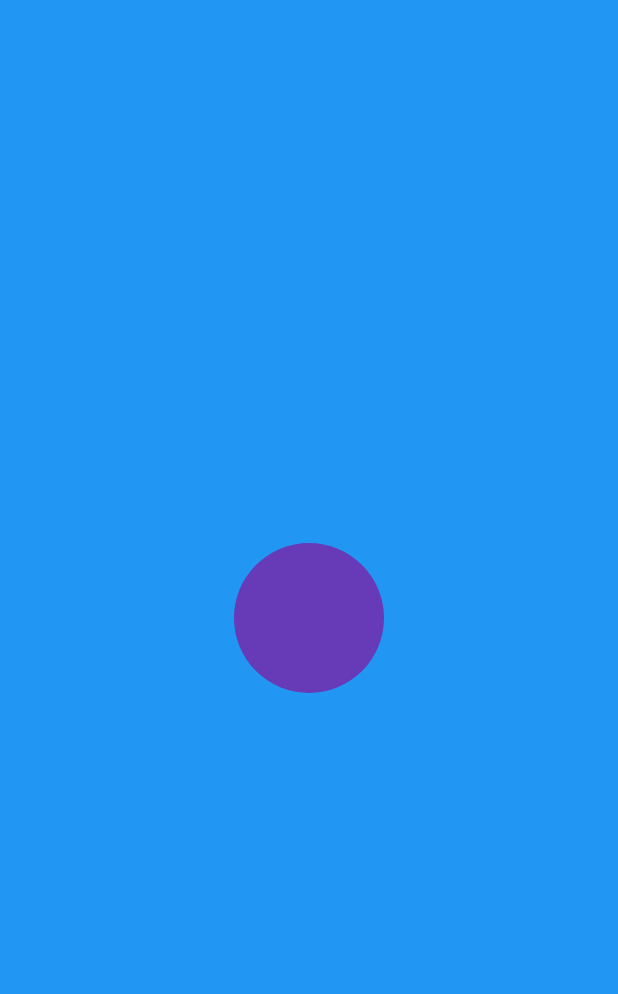
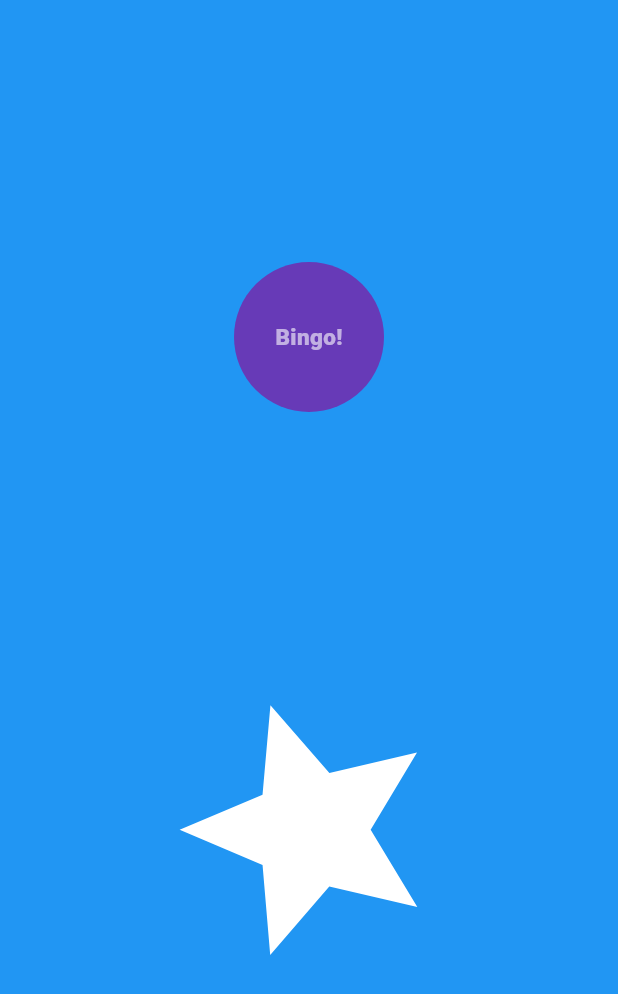
Before and after one commit to aderajeY/flutter-animation, a Flutter app: the screen it shows after launch, on a phone screen of 412 x 824 dp. Shown: the top 994 px of the screen. Run offline on Flutter 3.47's test engine with Material 3 defaults, Android fonts, the phone set to English and light mode, and no system bars.

```diff
--- a/lib/pages/home_page.dart
+++ b/lib/pages/home_page.dart
@@ -1,3 +1,5 @@
+import 'dart:math';
+
 import 'package:flutter/material.dart';
 
 class AnimationPage extends StatefulWidget {
@@ -7,7 +9,23 @@ class AnimationPage extends StatefulWidget {
   State<AnimationPage> createState() => _AnimationPageState();
 }
 
-class _AnimationPageState extends State<AnimationPage> {
+class _AnimationPageState extends State<AnimationPage>
+    with SingleTickerProviderStateMixin {
+  double _radius = 100;
+  double _fontSize = 15;
+  final Tween<double> _backgroundScale = Tween<double>(begin: 0.0, end: 1.0);
+
+  AnimationController? _startIcon;
+  @override
+  void initState() {
+    super.initState();
+    _startIcon = AnimationController(
+      vsync: this,
+      duration: const Duration(seconds: 4),
+    );
+    _startIcon!.repeat();
+  }
+
   @override
   Widget build(BuildContext context) {
     return Scaffold(
@@ -16,30 +34,82 @@ class _AnimationPageState extends State<AnimationPage> {
         clipBehavior: Clip.none,
         children: [
           _background(),
-          _circleAnimation(),
+          Column(
+            mainAxisAlignment: MainAxisAlignment.spaceEvenly,
+            mainAxisSize: MainAxisSize.max,
+            crossAxisAlignment: CrossAxisAlignment.center,
+            children: [
+              _circleAnimation(),
+              _starIcon(),
+            ],
+          )
         ],
       ),
     ));
   }
 
   Widget _background() {
-    return Container(
-      color: Colors.blue,
+    return TweenAnimationBuilder(
+      tween: _backgroundScale,
+      duration: const Duration(seconds: 2),
+      builder: (_context, double _scale, _child) {
+        return Transform.scale(
+          scale: _scale,
+          child: _child,
+        );
+      },
+      child: Container(
+        color: Colors.blue,
+      ),
     );
   }
 
   Widget _circleAnimation() {
     return Center(
       child: GestureDetector(
-        child: Container(
-          width: 100,
-          height: 100,
+        onTap: () {
+          setState(() {
+            _radius += _radius == 200 ? -100 : 100;
+            _fontSize += _radius == 200 ? 20 : -20;
+          });
+        },
+        child: AnimatedContainer(
+          duration: const Duration(seconds: 3),
+          width: _radius,
+          height: _radius,
           decoration: BoxDecoration(
-            borderRadius: BorderRadius.circular(100),
+            borderRadius: BorderRadius.circular(_radius),
             color: Colors.deepPurple,
+          ),
+          child: Center(
+            child: Text(
+              'Bingo!',
+              style: TextStyle(
+                color: Colors.white60,
+                fontSize: _fontSize,
+                fontWeight: FontWeight.w900,
+              ),
+            ),
           ),
         ),
       ),
     );
   }
+
+  Widget _starIcon() {
+    return AnimatedBuilder(
+      animation: _startIcon!.view,
+      builder: (_buildContext, _child) {
+        return Transform.rotate(
+          angle: _startIcon!.value * 2 * pi,
+          child: _child,
+        );
+      },
+      child: const Icon(
+        Icons.star,
+        color: Colors.white,
+        size: 200,
+      ),
+    );
+  }
 }
```
Also changed, not shown: 1 other file.
